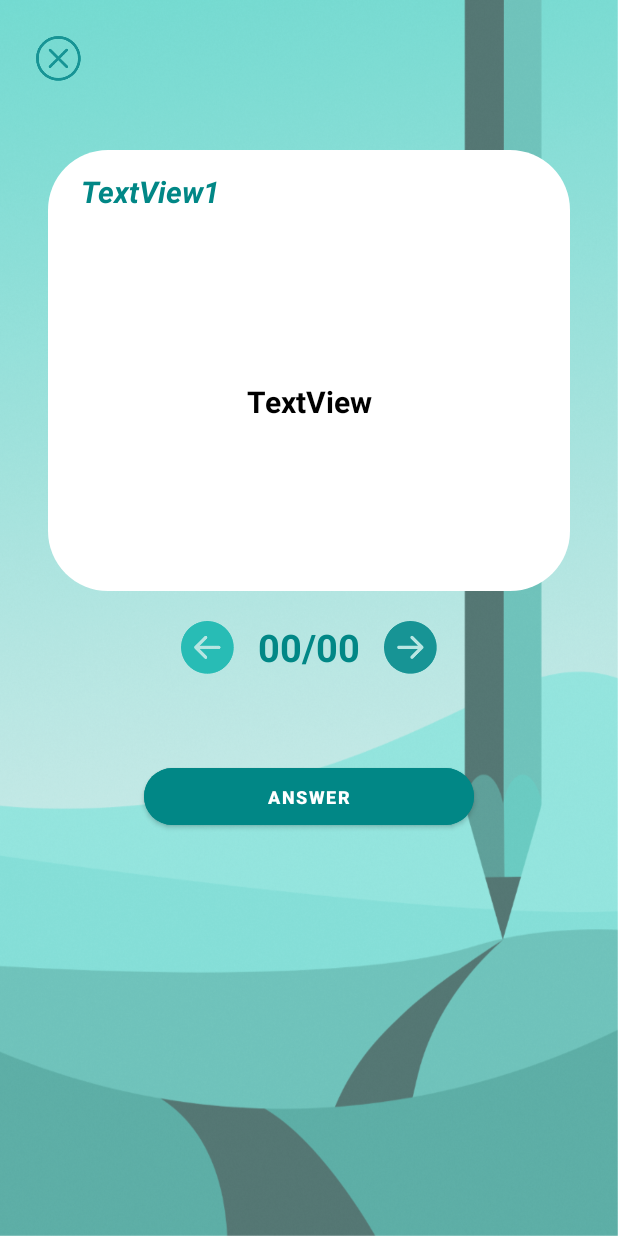
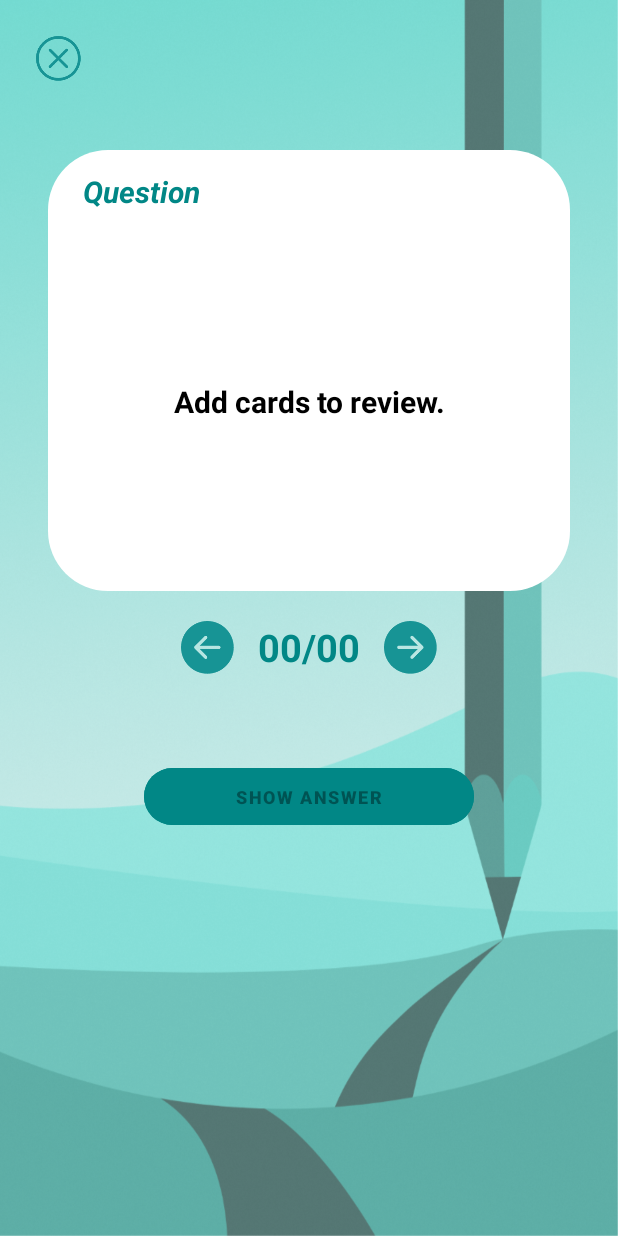
Before and after one commit to Jeff0945/flash-it, an Android app: the ReviewActivity screen opened directly, with no data from a screen before it, on a phone screen of 412 x 824 dp. Run offline under Robolectric (Android 15) with nearby library versions, the light colour scheme and no system bars; our stand-ins replace Room's generated code; 1 statement that could not run was skipped.

Commit message:
[FLASH-51] Review page function (Part 2)

```diff
--- a/app/src/main/java/com/coretech/flashit/ReviewActivity.java
+++ b/app/src/main/java/com/coretech/flashit/ReviewActivity.java
@@ -1,5 +1,6 @@
 package com.coretech.flashit;
 
+import android.graphics.Color;
 import android.os.AsyncTask;
 import android.os.Bundle;
 import android.view.View;
@@ -7,22 +8,23 @@ import android.widget.Button;
 import android.widget.ImageView;
 import android.widget.TextView;
 
+import androidx.annotation.Nullable;
 import androidx.appcompat.app.AppCompatActivity;
 
+import java.util.Collections;
 import java.util.List;
-import java.util.Locale;
-import java.util.Random;
 
 public class ReviewActivity extends AppCompatActivity {
 
     ImageView close_button;
+    ImageView previousButton;
+    ImageView nextButton;
     TextView description;
     TextView indication;
     Button answerButton;
-    List<ModelCards> cardsList;
-    int currentIndex;
+    TextView numbersTextView;
     long cardSetId;
-    TextView numbersTextView;
+    int index = 0;
 
     @Override
     protected void onCreate(Bundle savedInstanceState) {
@@ -30,6 +32,8 @@ public class ReviewActivity extends AppCompatActivity {
         setContentView(R.layout.flashit_review_activity);
 
         close_button = findViewById(R.id.close_button);
+        previousButton = findViewById(R.id.prev_button);
+        nextButton = findViewById(R.id.next_button);
         description = findViewById(R.id.updatedTextview);
         indication = findViewById(R.id.indicationTextview);
         answerButton = findViewById(R.id.button4);
@@ -43,56 +47,100 @@ public class ReviewActivity extends AppCompatActivity {
 
         cardSetId = getIntent().getExtras().getLong("card-set-id");
 
-        AsyncTask.execute(new Runnable() {
-            @Override
-            public void run() {
-                AppDatabase appDatabase = AppDatabase.getInstance(ReviewActivity.this);
-                final List<ModelCards> cards = appDatabase.cardSets().getCards(cardSetId);
+        previousButton.setColorFilter(Color.parseColor("#179495"));
 
-                runOnUiThread(new Runnable() {
+        defaultIndicators();
+
+        AsyncTask.execute(() -> {
+            AppDatabase appDatabase = AppDatabase.getInstance(ReviewActivity.this);
+            List<ModelCards> cards = appDatabase.cardSets().getCards(cardSetId);
+
+            Collections.shuffle(cards);
+
+            changeCard(cards.size() != 0 ? cards.get(index) : null, index, cards.size());
+
+            runOnUiThread(() -> {
+                if (cards.size() == 0) {
+                    nextButton.setColorFilter(Color.parseColor("#179495"));
+                    answerButton.setEnabled(false);
+                } else {
+                    nextButton.setColorFilter(Color.parseColor("#28bcb5"));
+                }
+
+                previousButton.setOnClickListener(new View.OnClickListener() {
                     @Override
-                    public void run() {
-                        showRandomCard(cards);
+                    public void onClick(View view) {
+                        if (--index >= 0) {
+                            defaultIndicators();
+                            changeCard(cards.get(index), index, cards.size());
+
+                            if (index == 0) {
+                                previousButton.setColorFilter(Color.parseColor("#179495"));
+                            }
+
+                            if (cards.size() > index) {
+                                nextButton.setColorFilter(Color.parseColor("#28bcb5"));
+                            }
+                        } else {
+                            index = 0;
+                            previousButton.setColorFilter(Color.parseColor("#179495"));
+                        }
                     }
                 });
-            }
+
+                nextButton.setOnClickListener(new View.OnClickListener() {
+                    @Override
+                    public void onClick(View view) {
+                        if (++index < cards.size()) {
+                            defaultIndicators();
+                            changeCard(cards.get(index), index, cards.size());
+
+                            if (index == cards.size() - 1) {
+                                nextButton.setColorFilter(Color.parseColor("#179495"));
+                            }
+
+                            if (index > 0) {
+                                previousButton.setColorFilter(Color.parseColor("#28bcb5"));
+                            }
+                        } else {
+                            index = cards.size() - 1;
+                            nextButton.setColorFilter(Color.parseColor("#179495"));
+                        }
+                    }
+                });
+
+                answerButton.setOnClickListener(new View.OnClickListener() {
+                    @Override
+                    public void onClick(View view) {
+                        if (answerButton.getText().toString() == "Show Question") {
+                            description.setText(cards.get(index).question);
+
+                            answerButton.setText("Show Answer");
+                            indication.setText("Question");
+                        } else {
+                            description.setText(cards.get(index).answer);
+
+                            answerButton.setText("Show Question");
+                            indication.setText("Answer");
+                        }
+                    }
+                });
+            });
         });
     }
 
-    private void showRandomCard(List<ModelCards> cards) {
-        if (cards != null && !cards.isEmpty()) {
-            int randomIndex = new Random().nextInt(cards.size());
-            ModelCards card = cards.get(randomIndex);
+    private void defaultIndicators() {
+        answerButton.setText("Show Answer");
+        indication.setText("Question");
+    }
 
-            description.setText(card.answer);
-            setButtonText("Answer");
-            indication.setText("Question");
-
-            answerButton.setOnClickListener(new View.OnClickListener() {
-                boolean isQuestionShown = true;
-                @Override
-                public void onClick(View view) {
-                    if (isQuestionShown) {
-                        description.setText(card.question);
-                        setButtonText("Question");
-                        indication.setText("Answer");
-                    } else {
-                        description.setText(card.answer);
-                        setButtonText("Answer");
-                        indication.setText("Question");
-                    }
-                    isQuestionShown = !isQuestionShown;
-                }
-            });
-
-            // Calculate and set the card count
-            int currentCardIndex = randomIndex + 1;
-            int totalCards = cards.size();
-            String cardCountText = String.format(Locale.getDefault(), "%d/%d", currentCardIndex, totalCards);
-            numbersTextView.setText(cardCountText);
+    private void changeCard(@Nullable ModelCards card, int index, int max) {
+        if (card != null) {
+            description.setText(card.question);
+            numbersTextView.setText(index + 1 + "/" + max);
+        } else {
+            description.setText("Add cards to review.");
+            numbersTextView.setText("00/00");
         }
     }
-    private void setButtonText(String text) {
-        answerButton.setText(text);
-    }
 }
--- a/app/src/main/res/layout/flashit_review_activity.xml
+++ b/app/src/main/res/layout/flashit_review_activity.xml
@@ -34,7 +34,7 @@
         app:srcCompat="@drawable/close" />
 
     <ImageView
-        android:id="@+id/left_button"
+        android:id="@+id/prev_button"
         android:layout_width="35dp"
         android:layout_height="35dp"
         android:layout_marginEnd="16dp"
@@ -139,7 +139,7 @@
         android:layout_width="220dp"
         android:layout_height="50dp"
         android:backgroundTint="@color/teal_700"
-        android:text="Answer"
+        android:text="Show Answer"
         android:textSize="12sp"
         android:textStyle="bold"
         app:cornerRadius="25dp"
```
